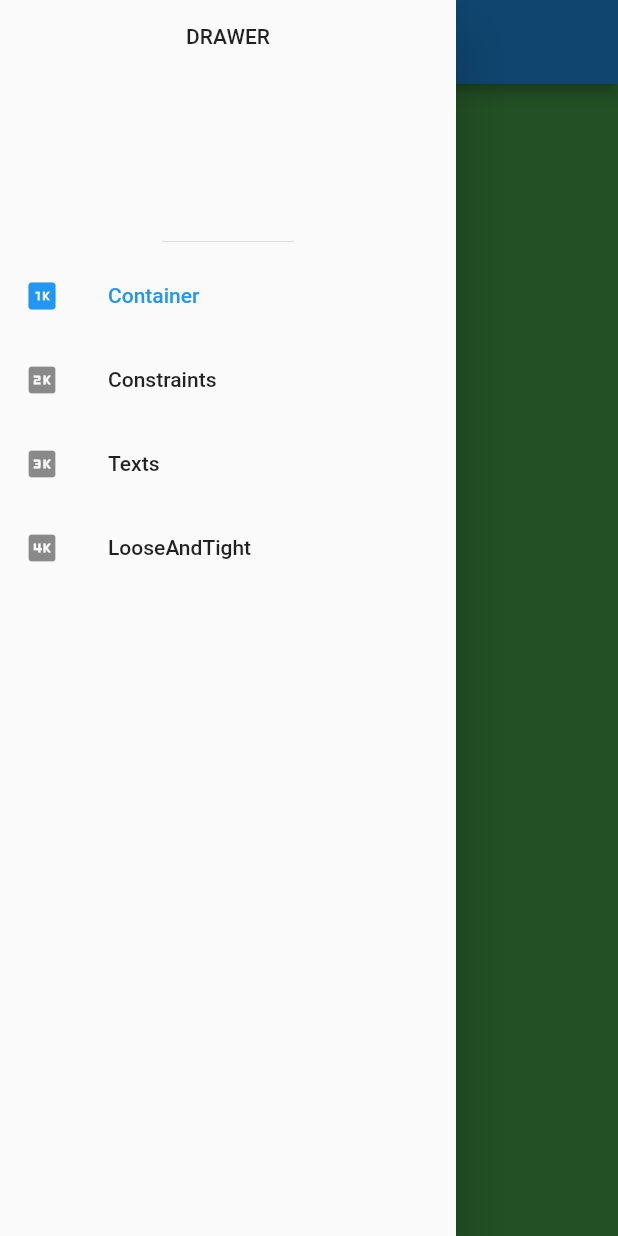
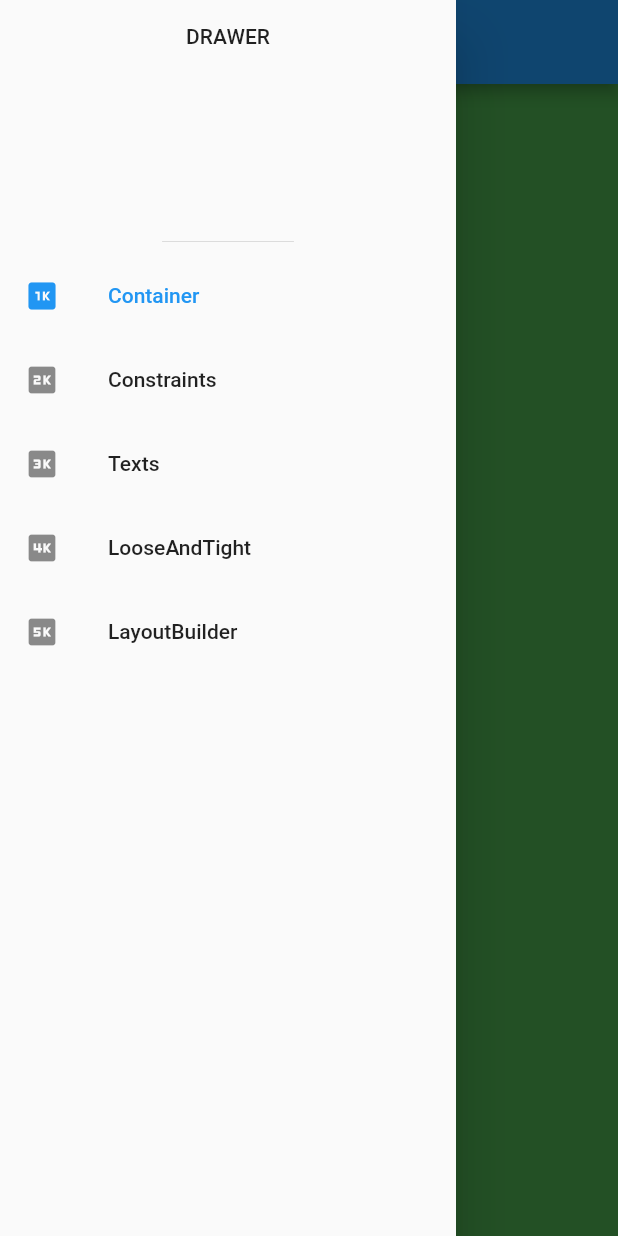
Before and after one commit to matheusEduardoTavares/FlutterResponsividade, a Flutter app: the screen it shows after launch, with the side drawer open, on a phone screen of 412 x 824 dp. Run offline on Flutter 3.47's test engine with Material 2 defaults, Android fonts, the phone set to English and light mode, and no system bars; our stand-ins replace device_preview.

Commit message:
Aula 16 - LayoutBuilder - finalizada

```diff
--- a/secao3/lib/utils/pages_definition.dart
+++ b/secao3/lib/utils/pages_definition.dart
@@ -2,6 +2,7 @@ import 'package:flutter/material.dart';
 import 'package:secao3/models/pages_definition/pages_definition_model.dart';
 import 'package:secao3/pages/constraints_page/constraints_page.dart';
 import 'package:secao3/pages/home_page/home_page.dart';
+import 'package:secao3/pages/layout_builder_page/layout_builder_page.dart';
 import 'package:secao3/pages/loose_and_tight_page/loose_and_tight_page.dart';
 import 'package:secao3/pages/texts_pages/texts_pages.dart';
 
@@ -10,12 +11,14 @@ abstract class PagesDefinition {
   static const constraintsPage = '/constraints-pages';
   static const textsPage = '/texts-pages';
   static const looseAndTightPage = '/loose-and-tight-pages';
+  static const layoutBuilderPage = '/layout-builder-pages';
 
   static final pagesName = <String, Widget Function(BuildContext)>{
     homePage: (BuildContext _) => HomePage(),
     constraintsPage: (BuildContext _) => ConstraintsPage(),
     textsPage: (BuildContext _) => TextsPages(),
     looseAndTightPage: (BuildContext _) => LooseAndTightPage(),
+    layoutBuilderPage: (BuildContext _) => LayoutBuilderPage(),
   };
 
   static final pages = <PagesDefinitionModel>[
@@ -39,5 +42,10 @@ abstract class PagesDefinition {
       title: 'LooseAndTight',
       route: looseAndTightPage,
     ),
+    PagesDefinitionModel(
+      leading: const Icon(Icons.five_k),
+      title: 'LayoutBuilder',
+      route: layoutBuilderPage,
+    ),
   ];
 }
```
Also changed, not shown: secao3/lib/pages/layout_builder_page/layout_builder_page.dart (added, +46 -0 lines).
